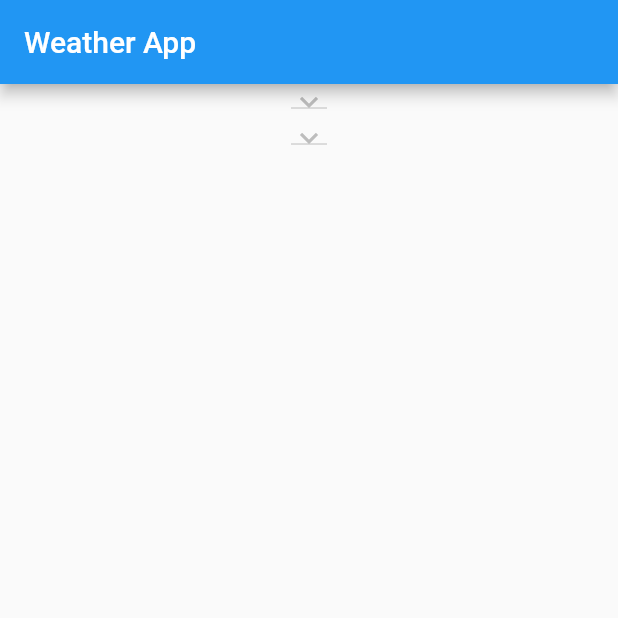
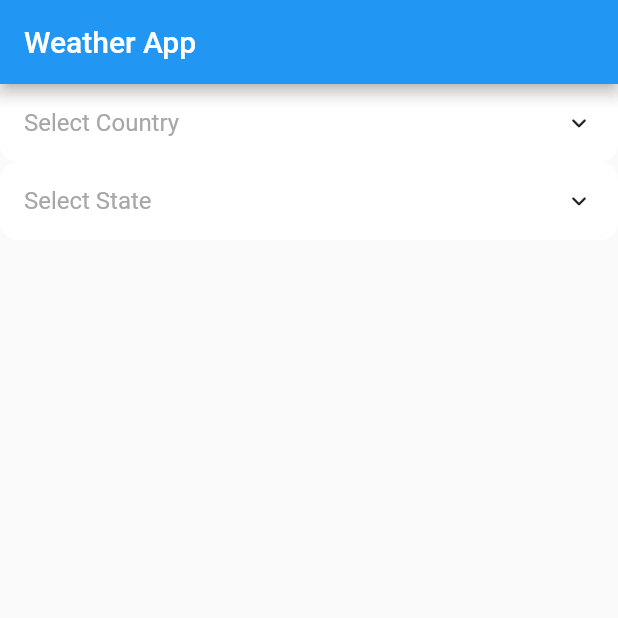
Before and after one commit to devMappouras/Flutter-WeatherApp, a Flutter app: the screen it shows after launch, on a phone screen of 412 x 824 dp, the top half of it. Run offline on Flutter 3.47's test engine with Material 2 defaults, Android fonts, the phone set to English and light mode, and no system bars; drawn by our look-alikes of animated_custom_dropdown; our stand-ins replace get; network calls fail.

Commit message:
implemented GetX

```diff
--- /dev/null
+++ b/lib/controllers/favourited_cities.dart
@@ -0,0 +1,10 @@
+import 'package:get/get.dart';
+
+class FavouriteCitiesControllers extends GetxController {
+  //Variables, Setters, Getters
+  RxList<String> _favouriteCities = <String>[''].obs;
+  List<String> get favouriteCities => _favouriteCities.value;
+  set appendToFavouriteCitiesList(String value) => _favouriteCities.add(value);
+  set removeFromFavouriteCitiesList(String value) =>
+      _favouriteCities.remove(value);
+}
--- /dev/null
+++ b/lib/controllers/weather_api_controller.dart
@@ -0,0 +1,97 @@
+import 'package:get/get.dart';
+import 'dart:convert';
+import '../models/http-response.dart';
+import 'package:http/http.dart' as http;
+
+class WeatherController extends GetxController {
+  static const apiKey = 'c852fd68-fa45-4067-a9ce-11b0cb080c78';
+  static const apiUrl = 'https://api.airvisual.com/v2';
+
+  @override
+  void onInit() async {
+    super.onInit();
+    getCountries();
+    getStates();
+  }
+
+  //Variables, Setters, Getters
+  RxList<String> _countries = <String>[''].obs;
+  List<String> get countriesList => _countries.value;
+  set appendToCountriesList(String value) => _countries.add(value);
+
+  RxList<String> _states = <String>[''].obs;
+  List<String> get statesList => _states;
+  set appendToStatesList(String value) => _states.add(value);
+
+  RxList<String> _cities = <String>[].obs;
+  List<String> get citiesList => _cities;
+  set appendToCitiesList(String value) => _cities.add(value);
+
+  RxString _selectedCountry = 'Cyprus'.obs;
+  String get selectedCountry => _selectedCountry.value;
+  set setSelectedCountry(String value) => _selectedCountry.value = value;
+
+  RxString _selectedState = ''.obs;
+  String get selectedState => _selectedState.value;
+  set setSelectedState(String value) => _selectedState.value = value;
+
+  Future<void> getCountries() async {
+    String url = "$apiUrl/countries?key=$apiKey";
+    var response = await http.get(Uri.parse(url));
+
+    if (response.statusCode != 200) {
+      print('countries could not be retrieved');
+      return;
+    }
+    var responseData = json.decode(response.body);
+    var model = HttpResponse.fromJson(responseData);
+
+    _countries.value = [];
+
+    for (Map country in model.data) {
+      _countries.add(country.values.single);
+    }
+  }
+
+  Future<void> getStates() async {
+    String url = "$apiUrl/states?country=$selectedCountry&key=$apiKey";
+    var response = await http.get(Uri.parse(url));
+
+    if (response.statusCode != 200) {
+      print('states could not be retrieved for the country $selectedCountry');
+      return;
+    }
+    var responseData = json.decode(response.body);
+    var model = HttpResponse.fromJson(responseData);
+
+    _states.value = [];
+
+    for (Map state in model.data) {
+      _states.add(state.values.single);
+    }
+
+    _selectedState.value = _states.value[0];
+  }
+
+  Future<void> getCities() async {
+    String url =
+        "$apiUrl/cities?state=$selectedState&country=$selectedCountry&key=$apiKey";
+    var response = await http.get(Uri.parse(url));
+
+    print(url);
+    print(response.body);
+
+    if (response.statusCode != 200) {
+      print('countries could not be retrieved');
+      return;
+    }
+    var responseData = json.decode(response.body);
+    var model = HttpResponse.fromJson(responseData);
+
+    _cities.value = [];
+
+    for (Map city in model.data) {
+      _cities.add(city.values.single);
+    }
+  }
+}
--- a/lib/home_page.dart
+++ b/lib/home_page.dart
@@ -1,175 +1,78 @@
+import 'package:animated_custom_dropdown/custom_dropdown.dart';
+import 'package:cities/controllers/favourited_cities.dart';
+import 'package:cities/controllers/weather_api_controller.dart';
 import 'package:flutter/material.dart';
-import 'package:http/http.dart' as http;
-import 'dart:convert';
-import './models/http-response.dart';
+import 'package:get/get.dart';
 
-class HomePage extends StatefulWidget {
-  @override
-  HomePageState createState() => HomePageState();
-}
-
-class HomePageState extends State<HomePage> {
-  static const apiKey = 'c852fd68-fa45-4067-a9ce-11b0cb080c78';
-  static const apiUrl = 'https://api.airvisual.com/v2';
-  var _countries = <String>[];
-  var _states = <String>[];
-  var _cities = <String>[];
-  var _savedCities = <String>[];
-  String selectedCountry = 'Cyprus';
-  String selectedState = '';
-
-  @override
-  void initState() {
-    getCountries();
-    super.initState();
-  }
-
-  //HTTP GET Requests
-  //TODO: Move HTTP requests to new service file
-  Future<void> getCountries() async {
-    String url = "$apiUrl/countries?key=$apiKey";
-    var response = await http.get(Uri.parse(url));
-
-    if (response.statusCode != 200) {
-      print('countries could not be retrieved');
-      return;
-    }
-    var responseData = json.decode(response.body);
-    var model = HttpResponse.fromJson(responseData);
-
-    _countries = [];
-
-    for (Map country in model.data) {
-      _countries.add(country.values.single);
-    }
-  }
-
-  Future<void> getStates() async {
-    String url = "$apiUrl/states?country=$selectedCountry&key=$apiKey";
-    var response = await http.get(Uri.parse(url));
-
-    if (response.statusCode != 200) {
-      print('states could not be retrieved for the country $selectedCountry');
-      return;
-    }
-    var responseData = json.decode(response.body);
-    var model = HttpResponse.fromJson(responseData);
-
-    _states = [];
-
-    for (Map state in model.data) {
-      _states.add(state.values.single);
-    }
-
-    selectedState = _states[0];
-  }
-
-  getCities() async {
-    String url =
-        "$apiUrl/cities?state=$selectedState&country=$selectedCountry&key=$apiKey";
-    var response = await http.get(Uri.parse(url));
-
-    print(response.body);
-
-    if (response.statusCode != 200) {
-      print('countries could not be retrieved');
-      return;
-    }
-    var responseData = json.decode(response.body);
-    var model = HttpResponse.fromJson(responseData);
-
-    _cities = [];
-
-    for (Map city in model.data) {
-      _cities.add(city.values.single);
-    }
-  }
-
+class HomePage extends StatelessWidget {
   Widget build(BuildContext context) {
     return Scaffold(
         appBar: AppBar(
-          title: Text('Weather App'),
+          title: const Text('Weather App'),
         ),
         body: _buildHomePage());
   }
 
   Widget _buildHomePage() {
+    WeatherController weatherController = Get.find();
+    TextEditingController controller1 = TextEditingController(text: '');
+    TextEditingController controller2 = TextEditingController(text: '');
+
     return Center(
       child: Column(
         mainAxisAlignment: MainAxisAlignment.start,
         children: [
-          FutureBuilder(
-              future: getCountries(),
-              builder: (context, snapshot) {
-                if (snapshot.connectionState == ConnectionState.waiting) {
-                  return CircularProgressIndicator();
-                } else {
-                  return DropdownButton(
-                    value: selectedCountry,
-                    icon: const Icon(Icons.keyboard_arrow_down),
-                    items: _countries.map((String items) {
-                      return DropdownMenuItem(
-                        value: items,
-                        child: Text(items),
-                      );
-                    }).toList(),
+          Obx(() => CustomDropdown.search(
+                hintText: 'Select Country',
+                items: weatherController.countriesList,
                 onChanged: (String? newValue) {
-                      setState(() {
-                        selectedCountry = newValue!;
-                        getStates();
-                      });
+                  weatherController.setSelectedCountry = newValue!;
+                  print(weatherController.selectedCountry);
+                  weatherController.getStates();
                 },
-                  );
-                }
-              }),
-          FutureBuilder(
-            future: getStates(),
-            builder: (context, snapshot) {
-              return DropdownButton(
-                value: selectedState,
-                icon: const Icon(Icons.keyboard_arrow_down),
-                items: _states.map((String items) {
-                  return DropdownMenuItem(
-                    value: items,
-                    child: Text(items),
-                  );
-                }).toList(),
+                controller: controller1,
+              )),
+          Obx(() => CustomDropdown(
+                hintText: 'Select State',
+                items: weatherController.statesList,
                 onChanged: (String? newValue) {
-                  setState(
-                    () {
-                      selectedState = newValue!;
-                      getCities();
+                  weatherController.setSelectedState = newValue!;
+                  print(weatherController.selectedState);
+                  weatherController.getCities();
                 },
-                  );
-                },
-              );
-            },
-          ),
-          if (selectedState != '')
-            Container(
+                controller: controller2,
+              )),
+          Obx(() => Container(
                 width: 600,
                 height: 400,
                 alignment: const Alignment(0.0, -0.9),
                 child: _buildCitiesList(),
-            ),
+              )),
         ],
       ),
     );
   }
 
   Widget _buildCitiesList() {
+    WeatherController weatherController = Get.find();
+
     return ListView.builder(
       padding: const EdgeInsets.all(16.0),
+      itemCount: weatherController.citiesList.length,
       itemBuilder: (context, item) {
-        if (item.isOdd) return Divider();
-        final index = item ~/ 2;
-        return _buildRow(_cities[index]);
+        // if (item.isOdd) return Divider();
+        // final index = item ~/ 2;
+        print(weatherController.citiesList[item]);
+        return _buildRow(weatherController.citiesList[item]);
       },
     );
   }
 
   Widget _buildRow(String city) {
-    final alreadySaved = _savedCities.contains(city);
+    FavouriteCitiesControllers favouriteCitiesControllers = Get.find();
+
+    final alreadySaved =
+        favouriteCitiesControllers.favouriteCities.contains(city);
 
     return ListTile(
         title: Text(city, style: TextStyle(fontSize: 18.0)),
@@ -177,15 +80,17 @@ class HomePageState extends State<HomePage> {
             icon: Icon(alreadySaved ? Icons.favorite : Icons.favorite_border),
             color: alreadySaved ? Colors.red : null,
             onPressed: () => {
-            setState(() {
-              if (alreadySaved) {
-                _savedCities.remove(city);
-              } else {
-                _savedCities.add(city);
+                  if (alreadySaved)
+                    {
+                      favouriteCitiesControllers.removeFromFavouriteCitiesList =
+                          city
                     }
-            })
-          },
-        ),
+                  else
+                    {
+                      favouriteCitiesControllers.appendToFavouriteCitiesList =
+                          city
+                    }
+                }),
         onTap: () {
           print(city);
           //_viewDetailsScreen(pair.asPascalCase.toString());
--- a/lib/main.dart
+++ b/lib/main.dart
@@ -1,4 +1,6 @@
 import 'package:flutter/material.dart';
+import 'package:get/get.dart';
+import 'controllers/init_dependency.dart';
 import 'home_page.dart';
 
 void main() => runApp(MyApp());
@@ -6,7 +8,9 @@ void main() => runApp(MyApp());
 class MyApp extends StatelessWidget {
   @override
   Widget build(BuildContext context) {
-    return MaterialApp(
-        theme: ThemeData(primaryColor: Colors.purple[900]), home: HomePage());
+    return GetMaterialApp(
+        initialBinding: InitDep(),
+        theme: ThemeData(primaryColor: Colors.purple[900]),
+        home: HomePage());
   }
 }
--- a/pubspec.yaml
+++ b/pubspec.yaml
@@ -37,6 +37,8 @@ dependencies:
   # Use with the CupertinoIcons class for iOS style icons.
   cupertino_icons: ^1.0.2
   http: ^0.13.5
+  get:
+  animated_custom_dropdown: ^1.2.2
 
 dev_dependencies:
   flutter_test:
```
Also changed, not shown: lib/controllers/init_dependency.dart (added, +11 -0 lines), pubspec.lock. Lines whose indentation alone changed are shown as unchanged.
